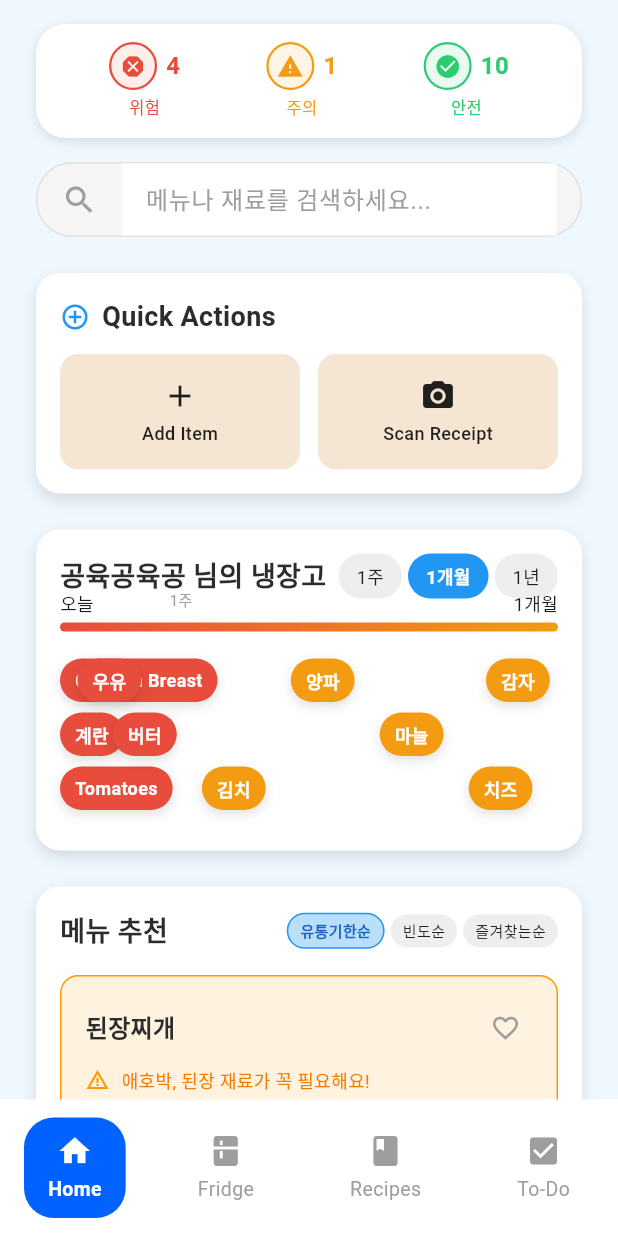
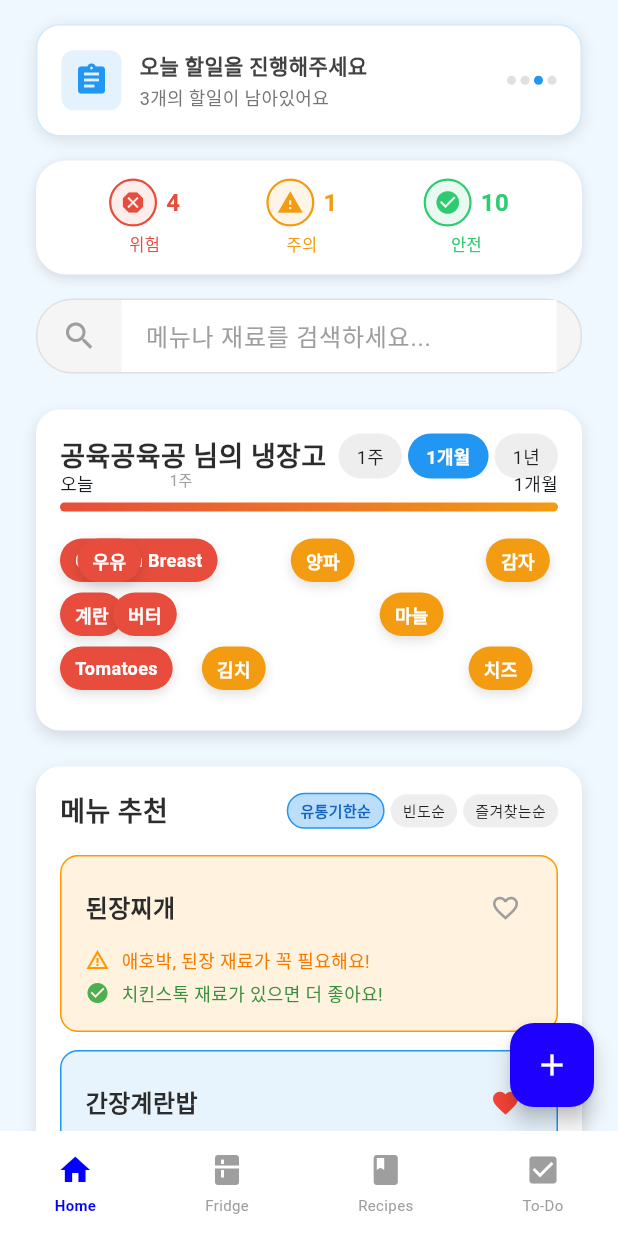
Before and after one commit to wmfrjdna630/TGthon, a Flutter app: the screen it shows after launch, on a phone screen of 412 x 824 dp. Run offline on Flutter 3.47's test engine with Material 3 defaults, Android fonts, the phone set to English and light mode, and no system bars; our stand-ins replace firebase_auth, firebase_core; accounts and stored records are empty; network calls fail.

Commit message:
홈페이지 변경

```diff
--- a/lib/screens/home/home_page.dart
+++ b/lib/screens/home/home_page.dart
@@ -1,7 +1,7 @@
 import 'package:flutter/material.dart';
 import '../../widgets/common/custom_search_bar.dart';
 import '../../widgets/home/expiry_indicator_bar.dart';
-import '../../widgets/home/quick_actions_card.dart';
+import '../../widgets/home/dynamic_header.dart'; // 새로운 동적 헤더 추가
 import '../../widgets/home/fridge_timeline.dart';
 import '../../widgets/home/menu_recommendations.dart';
 import '../../data/sample_data.dart';
@@ -126,7 +126,9 @@ class _HomePageState extends State<HomePage> {
 
   @override
   Widget build(BuildContext context) {
-    return SafeArea(
+    return Scaffold(
+      // Scaffold로 감싸서 FAB 사용 가능하게 함
+      body: SafeArea(
         child: SingleChildScrollView(
           padding: const EdgeInsets.only(bottom: 24),
           child: Center(
@@ -134,6 +136,15 @@ class _HomePageState extends State<HomePage> {
               constraints: const BoxConstraints(maxWidth: 500),
               child: Column(
                 children: [
+                  const SizedBox(height: 16),
+
+                  // 동적 헤더 (새로 추가)
+                  DynamicHeader(
+                    fridgeItems: _allFridgeItems,
+                    menuRecommendations: _sortedMenus,
+                    todoCount: 3, // TODO: 실제 TODO 개수로 교체
+                  ),
+
                   const SizedBox(height: 16),
 
                   // 상단 유통기한 상태 표시바
@@ -154,10 +165,7 @@ class _HomePageState extends State<HomePage> {
 
                         const SizedBox(height: 24),
 
-                      // 빠른 액션 카드
-                      const QuickActionsCard(),
-
-                      const SizedBox(height: 24),
+                        // Quick Actions 삭제됨
 
                         // 냉장고 타임라인
                         FridgeTimeline(
@@ -184,6 +192,15 @@ class _HomePageState extends State<HomePage> {
               ),
             ),
           ),
+        ),
+      ),
+
+      // 오른쪽 하단 FAB 추가 (Quick Actions 대체)
+      floatingActionButton: FloatingActionButton(
+        onPressed: _onQuickActionPressed,
+        backgroundColor: const Color.fromARGB(255, 30, 0, 255), // 파랑색
+        foregroundColor: Colors.white,
+        child: const Icon(Icons.add),
       ),
     );
   }
@@ -231,7 +248,9 @@ class _HomePageState extends State<HomePage> {
       });
 
       // 3. 사용자에게 피드백 제공
-      _showInfoSnackBar('${menu.title} 레시피 보기 (클릭: ${menu.clickCount + 1}회)');
+      _showSuccessSnackBar(
+        '${menu.title} 레시피 보기 (클릭: ${menu.clickCount + 1}회)',
+      );
 
       // TODO: 실제 레시피 상세보기 페이지로 이동
       // Navigator.push(context, MaterialPageRoute(builder: (context) => RecipeDetailPage(menu: menu)));
@@ -322,8 +341,67 @@ class _HomePageState extends State<HomePage> {
   void _showInfoSnackBar(String message) {
     _showSnackBar(
       message: message,
-      backgroundColor: Colors.blue.shade600,
-      duration: const Duration(milliseconds: 1500), // 정보 메시지는 기본 길이
+      backgroundColor: Color.fromARGB(255, 30, 0, 255),
+      duration: const Duration(milliseconds: 1500), // 정보 메시지는 기본값
+    );
+  }
+
+  /// Quick Action FAB 처리 (새로 추가)
+  void _onQuickActionPressed() {
+    // TODO: Quick Action 선택 다이얼로그 또는 메뉴 표시
+    _showQuickActionDialog();
+  }
+
+  /// Quick Action 선택 다이얼로그 (새로 추가)
+  void _showQuickActionDialog() {
+    showModalBottomSheet(
+      context: context,
+      shape: const RoundedRectangleBorder(
+        borderRadius: BorderRadius.vertical(top: Radius.circular(20)),
+      ),
+      builder: (context) => Container(
+        padding: const EdgeInsets.all(24),
+        child: Column(
+          mainAxisSize: MainAxisSize.min,
+          children: [
+            const Text(
+              'Quick Actions',
+              style: TextStyle(fontSize: 20, fontWeight: FontWeight.bold),
+            ),
+            const SizedBox(height: 20),
+
+            // Add Item 버튼
+            ListTile(
+              leading: const CircleAvatar(
+                backgroundColor: Color.fromARGB(255, 30, 0, 255),
+                child: Icon(Icons.add, color: Colors.white),
+              ),
+              title: const Text('Add Item'),
+              subtitle: const Text('냉장고에 새 아이템 추가'),
+              onTap: () {
+                Navigator.pop(context);
+                _showInfoSnackBar('아이템 추가 기능');
+              },
+            ),
+
+            // Scan Receipt 버튼
+            ListTile(
+              leading: const CircleAvatar(
+                backgroundColor: Color.fromARGB(255, 30, 0, 255),
+                child: Icon(Icons.camera_alt, color: Colors.white),
+              ),
+              title: const Text('Scan Receipt'),
+              subtitle: const Text('영수증 스캔으로 한 번에 추가'),
+              onTap: () {
+                Navigator.pop(context);
+                _showInfoSnackBar('영수증 스캔 기능');
+              },
+            ),
+
+            const SizedBox(height: 20),
+          ],
+        ),
+      ),
     );
   }
 }
--- /dev/null
+++ b/lib/widgets/home/dynamic_header.dart
@@ -0,0 +1,303 @@
+import 'dart:async';
+import 'package:flutter/material.dart';
+import '../../models/fridge_item.dart';
+import '../../models/menu_rec.dart';
+
+/// 홈페이지 상단의 동적 헤더 위젯
+/// 3초마다 다른 메시지로 변경되는 스마트 알림 제공
+class DynamicHeader extends StatefulWidget {
+  final List<FridgeItem> fridgeItems; // 냉장고 아이템들
+  final List<MenuRec> menuRecommendations; // 메뉴 추천들
+  final int todoCount; // 할일 개수
+
+  const DynamicHeader({
+    super.key,
+    required this.fridgeItems,
+    required this.menuRecommendations,
+    required this.todoCount,
+  });
+
+  @override
+  State<DynamicHeader> createState() => _DynamicHeaderState();
+}
+
+class _DynamicHeaderState extends State<DynamicHeader>
+    with SingleTickerProviderStateMixin {
+  // ========== 상태 변수들 ==========
+
+  /// 현재 표시할 메시지 인덱스
+  int _currentMessageIndex = 0;
+
+  /// 메시지 자동 변경 타이머
+  Timer? _messageTimer;
+
+  /// 페이드 애니메이션 컨트롤러
+  late AnimationController _animationController;
+  late Animation<double> _fadeAnimation;
+
+  // ========== 라이프사이클 메서드들 ==========
+
+  @override
+  void initState() {
+    super.initState();
+    _setupAnimation();
+    _startMessageTimer();
+  }
+
+  @override
+  void dispose() {
+    _messageTimer?.cancel();
+    _animationController.dispose();
+    super.dispose();
+  }
+
+  // ========== 애니메이션 설정 ==========
+
+  /// 페이드 애니메이션 설정
+  void _setupAnimation() {
+    _animationController = AnimationController(
+      duration: const Duration(milliseconds: 500),
+      vsync: this,
+    );
+
+    _fadeAnimation = Tween<double>(begin: 0.0, end: 1.0).animate(
+      CurvedAnimation(parent: _animationController, curve: Curves.easeInOut),
+    );
+
+    _animationController.forward();
+  }
+
+  /// 메시지 자동 변경 타이머 시작
+  void _startMessageTimer() {
+    _messageTimer = Timer.periodic(const Duration(seconds: 3), (timer) {
+      _changeMessage();
+    });
+  }
+
+  /// 메시지 변경 애니메이션
+  Future<void> _changeMessage() async {
+    if (!mounted) return;
+
+    // 페이드 아웃
+    await _animationController.reverse();
+
+    if (mounted) {
+      // 다음 메시지로 변경
+      setState(() {
+        _currentMessageIndex =
+            (_currentMessageIndex + 1) % _generateMessages().length;
+      });
+
+      // 페이드 인
+      await _animationController.forward();
+    }
+  }
+
+  // ========== 메시지 생성 로직 ==========
+
+  /// 동적 메시지들 생성
+  List<_HeaderMessage> _generateMessages() {
+    final messages = <_HeaderMessage>[];
+
+    // 1. 유통기한 임박 재료 메시지
+    final urgentItems =
+        widget.fridgeItems.where((item) => item.daysLeft <= 3).toList()
+          ..sort((a, b) => a.daysLeft.compareTo(b.daysLeft));
+
+    if (urgentItems.isNotEmpty) {
+      final item = urgentItems.first;
+      messages.add(
+        _HeaderMessage(
+          icon: Icons.warning_amber,
+          title: '${item.name}의 유통기한이 임박했어요',
+          subtitle: '${item.daysLeft}일 남음 • 빨리 사용해주세요',
+          color: Colors.red,
+          backgroundColor: Colors.red.shade50,
+        ),
+      );
+    }
+
+    // 2. 추천 메뉴 메시지
+    final availableMenus =
+        widget.menuRecommendations.where((menu) => menu.hasAllRequired).toList()
+          ..sort((a, b) => a.minDaysLeft.compareTo(b.minDaysLeft));
+
+    if (availableMenus.isNotEmpty) {
+      final menu = availableMenus.first;
+      messages.add(
+        _HeaderMessage(
+          icon: Icons.restaurant,
+          title: '오늘 저녁은 "${menu.title}" 어떠세요?',
+          subtitle: '모든 재료가 준비되어 있어요',
+          color: Colors.green,
+          backgroundColor: Colors.green.shade50,
+        ),
+      );
+    }
+
+    // 3. 할일 알림 메시지
+    if (widget.todoCount > 0) {
+      messages.add(
+        _HeaderMessage(
+          icon: Icons.assignment,
+          title: '오늘 할일을 진행해주세요',
+          subtitle: '${widget.todoCount}개의 할일이 남아있어요',
+          color: Colors.blue,
+          backgroundColor: Colors.blue.shade50,
+        ),
+      );
+    }
+
+    // 4. 냉장고 관리 메시지
+    final weekItems = widget.fridgeItems
+        .where((item) => item.daysLeft <= 7)
+        .length;
+
+    if (weekItems > 0) {
+      messages.add(
+        _HeaderMessage(
+          icon: Icons.kitchen,
+          title: '냉장고 관리가 필요해요',
+          subtitle: '${weekItems}개 재료의 유통기한을 확인해보세요',
+          color: Colors.orange,
+          backgroundColor: Colors.orange.shade50,
+        ),
+      );
+    }
+
+    // 5. 기본 환영 메시지 (다른 메시지가 없을 때)
+    if (messages.isEmpty) {
+      messages.add(
+        _HeaderMessage(
+          icon: Icons.home,
+          title: '안녕하세요! 좋은 하루 보내세요',
+          subtitle: '스마트한 냉장고 관리를 시작해보세요',
+          color: Colors.blue,
+          backgroundColor: Colors.blue.shade50,
+        ),
+      );
+    }
+
+    return messages;
+  }
+
+  // ========== 빌드 메서드 ==========
+
+  @override
+  Widget build(BuildContext context) {
+    final messages = _generateMessages();
+    if (messages.isEmpty) return const SizedBox.shrink();
+
+    final currentMessage = messages[_currentMessageIndex % messages.length];
+
+    return Container(
+      margin: const EdgeInsets.symmetric(horizontal: 24),
+      child: FadeTransition(
+        opacity: _fadeAnimation,
+        child: Container(
+          padding: const EdgeInsets.all(16),
+          decoration: BoxDecoration(
+            color: Colors.white, // 흰색 배경
+            borderRadius: BorderRadius.circular(16),
+            border: Border.all(
+              color: currentMessage.color.withOpacity(0.2),
+              width: 1,
+            ),
+            boxShadow: [
+              BoxShadow(
+                color: Colors.black.withOpacity(0.1),
+                blurRadius: 8,
+                offset: const Offset(0, 2),
+              ),
+            ],
+          ),
+          child: Row(
+            children: [
+              // 아이콘
+              Container(
+                padding: const EdgeInsets.all(8),
+                decoration: BoxDecoration(
+                  color: currentMessage.backgroundColor,
+                  borderRadius: BorderRadius.circular(8),
+                ),
+                child: Icon(
+                  currentMessage.icon,
+                  color: currentMessage.color,
+                  size: 24,
+                ),
+              ),
+
+              const SizedBox(width: 12),
+
+              // 텍스트
+              Expanded(
+                child: Column(
+                  crossAxisAlignment: CrossAxisAlignment.start,
+                  children: [
+                    Text(
+                      currentMessage.title,
+                      style: TextStyle(
+                        fontSize: 14,
+                        fontWeight: FontWeight.w600,
+                        color: Colors.grey.shade800,
+                      ),
+                    ),
+                    const SizedBox(height: 2),
+                    Text(
+                      currentMessage.subtitle,
+                      style: TextStyle(
+                        fontSize: 12,
+                        color: Colors.grey.shade600,
+                      ),
+                    ),
+                  ],
+                ),
+              ),
+
+              // 진행률 인디케이터 (점들)
+              _buildProgressIndicator(messages.length),
+            ],
+          ),
+        ),
+      ),
+    );
+  }
+
+  /// 진행률 인디케이터 빌드 (작은 점들)
+  Widget _buildProgressIndicator(int totalMessages) {
+    if (totalMessages <= 1) return const SizedBox.shrink();
+
+    return Row(
+      mainAxisSize: MainAxisSize.min,
+      children: List.generate(totalMessages, (index) {
+        final isActive = index == _currentMessageIndex;
+        return Container(
+          margin: const EdgeInsets.only(left: 3),
+          width: 6,
+          height: 6,
+          decoration: BoxDecoration(
+            color: isActive ? Colors.blue : Colors.grey.shade300,
+            shape: BoxShape.circle,
+          ),
+        );
+      }),
+    );
+  }
+}
+
+/// 헤더 메시지 데이터 클래스
+class _HeaderMessage {
+  final IconData icon;
+  final String title;
+  final String subtitle;
+  final Color color;
+  final Color backgroundColor;
+
+  const _HeaderMessage({
+    required this.icon,
+    required this.title,
+    required this.subtitle,
+    required this.color,
+    required this.backgroundColor,
+  });
+}
--- a/lib/widgets/home/quick_actions_card.dart
+++ /dev/null
@@ -1,119 +0,0 @@
-import 'package:flutter/material.dart';
-import '../../core/constants/app_colors.dart';
-import '../../core/constants/app_text_styles.dart';
-
-/// 홈페이지의 빠른 액션 카드 위젯
-/// "Add Item", "Scan Receipt" 등의 빠른 액션 버튼들을 제공
-class QuickActionsCard extends StatelessWidget {
-  final VoidCallback? onAddItemPressed;
-  final VoidCallback? onScanReceiptPressed;
-
-  const QuickActionsCard({
-    super.key,
-    this.onAddItemPressed,
-    this.onScanReceiptPressed,
-  });
-
-  @override
-  Widget build(BuildContext context) {
-    return Container(
-      padding: const EdgeInsets.all(16),
-      decoration: BoxDecoration(
-        color: Colors.white,
-        borderRadius: BorderRadius.circular(16),
-        boxShadow: const [
-          BoxShadow(
-            color: AppColors.shadow,
-            blurRadius: 8,
-            offset: Offset(0, 4),
-          ),
-        ],
-      ),
-      child: Column(
-        crossAxisAlignment: CrossAxisAlignment.start,
-        children: [
-          // 섹션 제목
-          const Row(
-            children: [
-              Icon(
-                Icons.add_circle_outline,
-                color: AppColors.primary,
-                size: 20,
-              ),
-              SizedBox(width: 8),
-              Text('Quick Actions', style: AppTextStyles.sectionTitle),
-            ],
-          ),
-
-          const SizedBox(height: 12),
-
-          // 액션 버튼들
-          Row(
-            children: [
-              Expanded(
-                child: _QuickActionButton(
-                  icon: Icons.add,
-                  label: 'Add Item',
-                  color: const Color(0xFFF5E6D3),
-                  onPressed: onAddItemPressed,
-                ),
-              ),
-              const SizedBox(width: 12),
-              Expanded(
-                child: _QuickActionButton(
-                  icon: Icons.camera_alt,
-                  label: 'Scan Receipt',
-                  color: const Color(0xFFF5E6D3),
-                  onPressed: onScanReceiptPressed,
-                ),
-              ),
-            ],
-          ),
-        ],
-      ),
-    );
-  }
-}
-
-/// 개별 빠른 액션 버튼 위젯
-class _QuickActionButton extends StatelessWidget {
-  final IconData icon;
-  final String label;
-  final Color color;
-  final VoidCallback? onPressed;
-
-  const _QuickActionButton({
-    required this.icon,
-    required this.label,
-    required this.color,
-    this.onPressed,
-  });
-
-  @override
-  Widget build(BuildContext context) {
-    return GestureDetector(
-      onTap: onPressed,
-      child: Container(
-        padding: const EdgeInsets.symmetric(vertical: 16),
-        decoration: BoxDecoration(
-          color: color,
-          borderRadius: BorderRadius.circular(12),
-        ),
-        child: Column(
-          children: [
-            Icon(icon, size: 24, color: Colors.black87),
-            const SizedBox(height: 4),
-            Text(
-              label,
-              style: const TextStyle(
-                fontSize: 12,
-                fontWeight: FontWeight.w500,
-                color: Colors.black87,
-              ),
-            ),
-          ],
-        ),
-      ),
-    );
-  }
-}
--- a/lib/widgets/navigation/custom_bottom_nav.dart
+++ b/lib/widgets/navigation/custom_bottom_nav.dart
@@ -25,7 +25,7 @@ class CustomBottomNav extends StatelessWidget {
   Widget build(BuildContext context) {
     return Container(
       color: Colors.white,
-      padding: const EdgeInsets.symmetric(vertical: 12),
+      padding: const EdgeInsets.symmetric(vertical: 4),
       child: Row(
         mainAxisAlignment: MainAxisAlignment.spaceAround,
         children: _navItems.asMap().entries.map((entry) {
@@ -74,9 +74,9 @@ class _NavItemWidget extends StatelessWidget {
         padding: const EdgeInsets.symmetric(horizontal: 16, vertical: 10),
         decoration: BoxDecoration(
           color: isSelected
-              ? const Color.fromARGB(255, 0, 98, 255)
+              ? const Color.fromARGB(255, 255, 255, 255)
               : Colors.transparent,
-          borderRadius: BorderRadius.circular(20),
+          borderRadius: BorderRadius.circular(30),
         ),
         child: Column(
           mainAxisSize: MainAxisSize.min,
@@ -84,18 +84,21 @@ class _NavItemWidget extends StatelessWidget {
             // 아이콘
             Icon(
               item.icon,
-              color: isSelected ? Colors.white : AppColors.navUnselected,
+              color: isSelected
+                  ? const Color.fromARGB(255, 4, 0, 255)
+                  : AppColors.navUnselected,
             ),
 
-            const SizedBox(height: 4),
-
+            const SizedBox(height: 4), // 아이콘과 라벨 사이의 간격
             // 라벨
             Text(
               item.label,
               style: TextStyle(
-                color: isSelected ? Colors.white : AppColors.navUnselected,
+                color: isSelected
+                    ? const Color.fromARGB(255, 0, 0, 255)
+                    : AppColors.navUnselected,
                 fontWeight: isSelected ? FontWeight.bold : FontWeight.normal,
-                fontSize: 13,
+                fontSize: 10,
               ),
             ),
           ],
```
Lines whose indentation alone changed are shown as unchanged.
